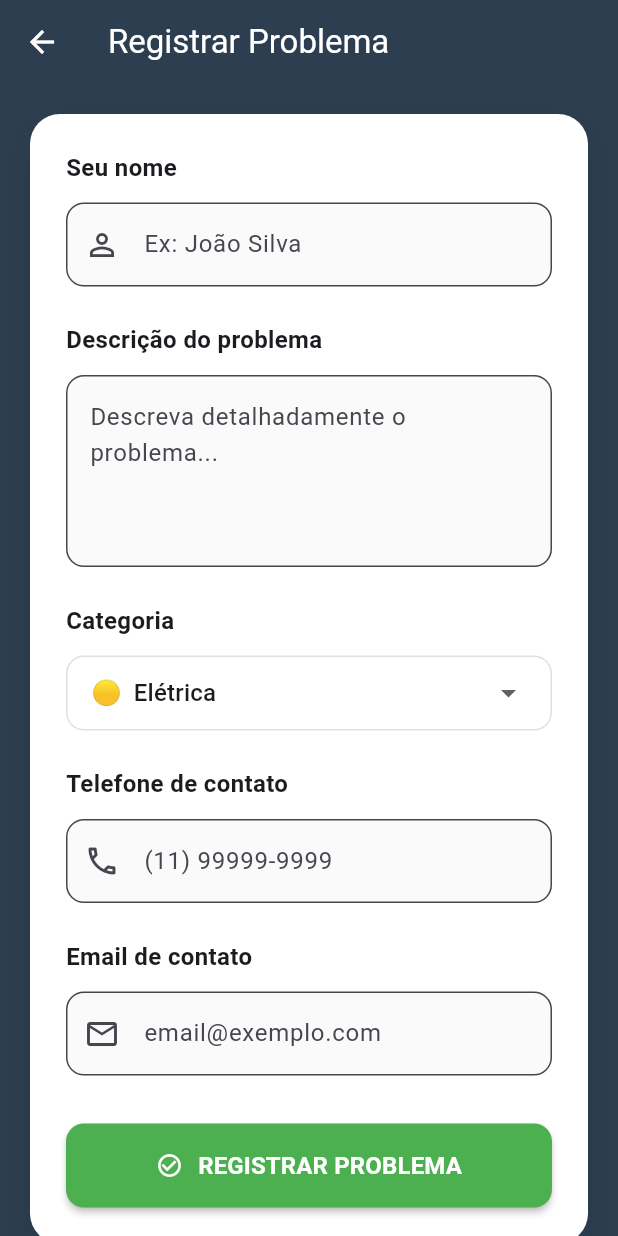
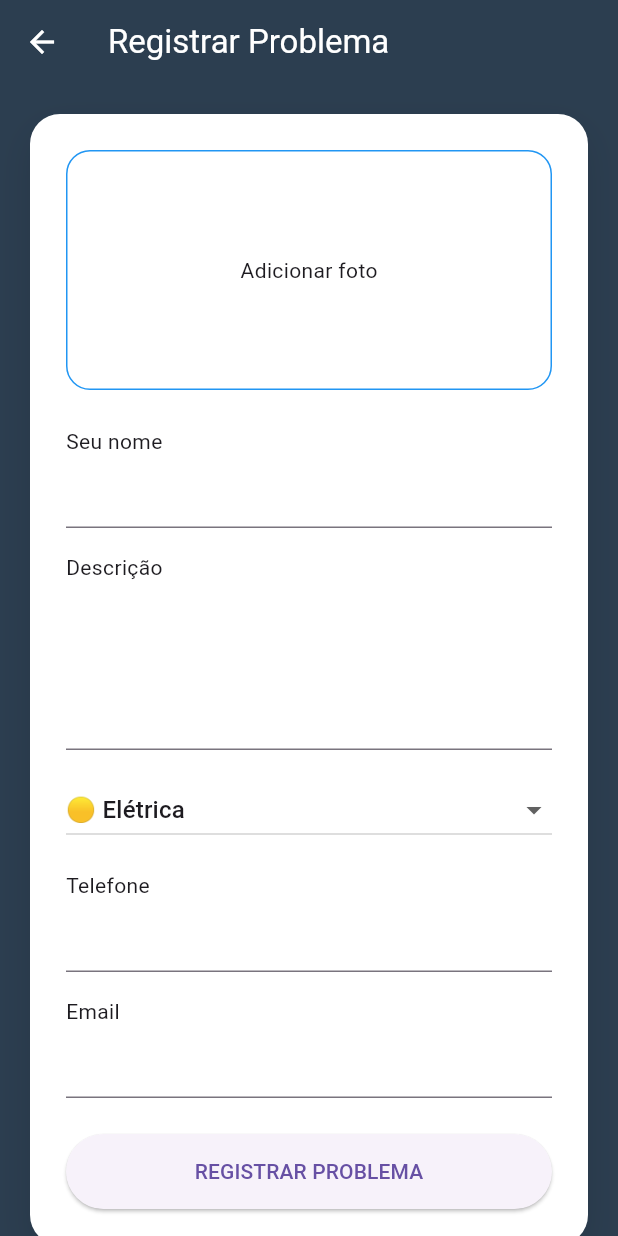
Before and after one commit to kauapcota-sketch/P.I_Work_Fast, a Flutter app: the RegistrarProblemaPage screen opened directly, on a phone screen of 412 x 824 dp. Run offline on Flutter 3.47's test engine with Material 3 defaults, Android fonts, the phone set to English and light mode, and no system bars; our stand-ins replace hive_flutter, image_picker; accounts and stored records are empty.

Commit message:
correção de pagina de registrar problema

```diff
--- a/workfast/lib/chamado_model.dart
+++ b/workfast/lib/chamado_model.dart
@@ -1,8 +1,8 @@
 enum CategoriaChamado {
-  geral,
-  informatica,
   eletrica,
   estrutural,
+  informatica,
+  geral,
 }
 
 class Chamado {
@@ -11,104 +11,26 @@ class Chamado {
   final String telefone;
   final String email;
   final CategoriaChamado categoria;
+  final String? imagemPath;
 
   Chamado({
     required this.nome,
     required this.descricao,
     required this.telefone,
     required this.email,
-    this.categoria = CategoriaChamado.geral,
+    required this.categoria,
+    this.imagemPath,
   });
 }
 
 class ChamadoService {
-  static List<Chamado> _todosChamados = [
-    Chamado(
-      nome: 'Paulo Henrique',
-      descricao: 'Meu computador desligou de repente e agora nao liga mais.',
-      telefone: '31 5983-1047',
-      email: 'paulo@gmail.com.br',
-      categoria: CategoriaChamado.informatica,
-    ),
-    Chamado(
-      nome: 'Lucas de Oliveira',
-      descricao: 'Preciso de um analista urgente.',
-      telefone: '31 6589-5632',
-      email: 'lucas@gmail.com.br',
-      categoria: CategoriaChamado.informatica,
-    ),
-    Chamado(
-      nome: 'Italo Freitas',
-      descricao: 'Preciso trocar a cor da minha casa.',
-      telefone: '31 7690-6743',
-      email: 'italo@gmail.com.br',
-      categoria: CategoriaChamado.estrutural,
-    ),
-    Chamado(
-      nome: 'Mariana Borges',
-      descricao: 'Preciso de um desenvolvedor para montar um site.',
-      telefone: '31 8701-7853',
-      email: 'mariana@gmail.com.br',
-      categoria: CategoriaChamado.informatica,
-    ),
-    Chamado(
-      nome: 'Rayanne Silva',
-      descricao: 'Meu micro-ondas quebrou.',
-      telefone: '31 9612-3370',
-      email: 'rayanne@gmail.com.br',
-      categoria: CategoriaChamado.eletrica,
-    ),
-    Chamado(
-      nome: 'Carlos Eduardo',
-      descricao: 'Instalação de nova fiação elétrica para um cômodo.',
-      telefone: '31 9876-5432',
-      email: 'carlos@gmail.com.br',
-      categoria: CategoriaChamado.eletrica,
-    ),
-    Chamado(
-      nome: 'Ana Paula',
-      descricao: 'Reparo de telhado e infiltrações.',
-      telefone: '31 1234-5678',
-      email: 'ana@gmail.com.br',
-      categoria: CategoriaChamado.estrutural,
-    ),
-    Chamado(
-      nome: 'Pedro Rocha',
-      descricao: 'Formatação de computador e instalação de software.',
-      telefone: '31 2345-6789',
-      email: 'pedro@gmail.com.br',
-      categoria: CategoriaChamado.informatica,
-    ),
-    Chamado(
-      nome: 'Julia Lima',
-      descricao: 'Revisão geral da parte elétrica da casa.',
-      telefone: '31 3456-7890',
-      email: 'julia@gmail.com.br',
-      categoria: CategoriaChamado.eletrica,
-    ),
-    Chamado(
-      nome: 'Rafaela Costa',
-      descricao: 'Construção de uma pequena parede divisória.',
-      telefone: '31 4567-8901',
-      email: 'rafaela@gmail.com.br',
-      categoria: CategoriaChamado.estrutural,
-    ),
-  ];
+  static final List<Chamado> _chamados = [];
 
-  // NOVO: método para adicionar chamados registrados pelo usuário
   static void adicionarChamado(Chamado chamado) {
-    _todosChamados.insert(0, chamado); // Insere no topo da lista
+    _chamados.add(chamado);
   }
 
-  static List<Chamado> getChamadosPorCategoria(CategoriaChamado categoria) {
-    if (categoria == CategoriaChamado.geral) {
-      return _todosChamados;
-    } else {
-      return _todosChamados
-          .where((chamado) => chamado.categoria == categoria)
-          .toList();
-    }
+  static List<Chamado> listarChamados() {
+    return _chamados;
   }
-
-  static List<Chamado> get todosChamados => _todosChamados;
 }
--- a/workfast/lib/registrar_problema_page.dart
+++ b/workfast/lib/registrar_problema_page.dart
@@ -1,19 +1,13 @@
+import 'dart:io';
 import 'package:flutter/material.dart';
+import 'package:image_picker/image_picker.dart';
 import 'package:workfast/chamado_model.dart';
-
-// REMOVIDO: 'dart:io', 'image_picker', 'url_launcher'
-// Motivo: o envio não deve abrir apps externos; deve registrar no ChamadoService
-
-// REMOVIDO: void main() e o wrapper MaterialApp
-// Motivo: wrapping com MaterialApp próprio quebrava a navegação (tela preta ao voltar),
-// porque o Navigator.pop perdia o contexto do app principal.
 
 class registraProblema extends StatelessWidget {
   const registraProblema({super.key});
 
   @override
   Widget build(BuildContext context) {
-    // Agora é apenas um Scaffold simples, sem MaterialApp
     return const RegistrarProblemaPage();
   }
 }
@@ -26,6 +20,7 @@ class RegistrarProblemaPage extends StatefulWidget {
 }
 
 class _RegistrarProblemaPageState extends State<RegistrarProblemaPage> {
+  File? imagemSelecionada;
   bool isLoading = false;
 
   final nomeController = TextEditingController();
@@ -34,6 +29,8 @@ class _RegistrarProblemaPageState extends State<RegistrarProblemaPage> {
   final emailController = TextEditingController();
 
   String categoriaEscolhida = 'Elétrica';
+
+  final picker = ImagePicker();
 
   final List<Map<String, dynamic>> categorias = [
     {'nome': 'Elétrica', 'emoji': '🟡', 'valor': CategoriaChamado.eletrica},
@@ -46,15 +43,21 @@ class _RegistrarProblemaPageState extends State<RegistrarProblemaPage> {
     {'nome': 'Geral', 'emoji': '❓', 'valor': CategoriaChamado.geral},
   ];
 
-  void mostrarSnack(String texto, {bool erro = false}) {
-    ScaffoldMessenger.of(context).showSnackBar(
-      SnackBar(
-        content: Text(texto),
-        backgroundColor: erro ? Colors.red[400] : Colors.green[400],
-        behavior: SnackBarBehavior.floating,
-        shape: RoundedRectangleBorder(borderRadius: BorderRadius.circular(8)),
-      ),
-    );
+  Future<void> selecionarImagem(ImageSource source) async {
+    try {
+      final XFile? imagem = await picker.pickImage(
+        source: source,
+        imageQuality: 80,
+      );
+
+      if (imagem != null && mounted) {
+        setState(() {
+          imagemSelecionada = File(imagem.path);
+        });
+      }
+    } catch (e) {
+      mostrarSnack('Erro ao selecionar imagem', erro: true);
+    }
   }
 
   void enviar() {
@@ -72,36 +75,48 @@ class _RegistrarProblemaPageState extends State<RegistrarProblemaPage> {
       return;
     }
     if (telefone.isEmpty) {
-      mostrarSnack('Informe um telefone de contato.', erro: true);
+      mostrarSnack('Informe um telefone.', erro: true);
       return;
     }
     if (email.isEmpty) {
-      mostrarSnack('Informe um email de contato.', erro: true);
+      mostrarSnack('Informe um email.', erro: true);
       return;
     }
 
-    // Encontra o enum da categoria selecionada
     final categoriaSelecionada = categorias.firstWhere(
       (c) => c['nome'] == categoriaEscolhida,
     )['valor'] as CategoriaChamado;
 
-    // Registra o chamado diretamente no ChamadoService
     final novoChamado = Chamado(
       nome: nome,
       descricao: descricao,
       telefone: telefone,
       email: email,
       categoria: categoriaSelecionada,
+      // Se seu model aceitar imagem, adiciona aqui:
+      // imagemPath: imagemSelecionada?.path,
     );
 
     ChamadoService.adicionarChamado(novoChamado);
 
     mostrarSnack('Problema registrado com sucesso!');
 
-    // Volta para a tela anterior e avisa que houve novo chamado
     Future.delayed(const Duration(milliseconds: 800), () {
       if (mounted) Navigator.pop(context, true);
     });
+  }
+
+  void mostrarSnack(String texto, {bool erro = false}) {
+    ScaffoldMessenger.of(context).showSnackBar(
+      SnackBar(
+        content: Text(texto),
+        backgroundColor: erro ? Colors.red[400] : Colors.green[400],
+        behavior: SnackBarBehavior.floating,
+        shape: RoundedRectangleBorder(
+          borderRadius: BorderRadius.circular(8),
+        ),
+      ),
+    );
   }
 
   @override
@@ -145,165 +160,97 @@ class _RegistrarProblemaPageState extends State<RegistrarProblemaPage> {
           child: Column(
             crossAxisAlignment: CrossAxisAlignment.start,
             children: [
-              // Nome
-              const Text(
-                'Seu nome',
-                style: TextStyle(fontSize: 16, fontWeight: FontWeight.w600),
-              ),
-              const SizedBox(height: 12),
-              TextField(
-                controller: nomeController,
-                textCapitalization: TextCapitalization.words,
-                decoration: InputDecoration(
-                  hintText: 'Ex: João Silva',
-                  prefixIcon: const Icon(Icons.person_outline),
-                  border: OutlineInputBorder(
-                    borderRadius: BorderRadius.circular(12),
+              // IMAGEM
+              GestureDetector(
+                onTap: () => showModalBottomSheet(
+                  context: context,
+                  builder: (_) => Wrap(
+                    children: [
+                      ListTile(
+                        leading: const Icon(Icons.camera_alt),
+                        title: const Text('Tirar foto'),
+                        onTap: () {
+                          Navigator.pop(context);
+                          selecionarImagem(ImageSource.camera);
+                        },
+                      ),
+                      ListTile(
+                        leading: const Icon(Icons.photo),
+                        title: const Text('Galeria'),
+                        onTap: () {
+                          Navigator.pop(context);
+                          selecionarImagem(ImageSource.gallery);
+                        },
+                      ),
+                    ],
                   ),
-                  filled: true,
-                  fillColor: Colors.grey[50],
+                ),
+                child: Container(
+                  height: 160,
+                  width: double.infinity,
+                  decoration: BoxDecoration(
+                    borderRadius: BorderRadius.circular(16),
+                    border: Border.all(color: Colors.blue),
+                  ),
+                  child: imagemSelecionada == null
+                      ? const Center(child: Text('Adicionar foto'))
+                      : Image.file(imagemSelecionada!, fit: BoxFit.cover),
                 ),
               ),
+
               const SizedBox(height: 24),
 
-              // Descrição
-              const Text(
-                'Descrição do problema',
-                style: TextStyle(fontSize: 16, fontWeight: FontWeight.w600),
-              ),
-              const SizedBox(height: 12),
+              // NOME
+              const Text('Seu nome'),
+              TextField(controller: nomeController),
+
+              const SizedBox(height: 16),
+
+              // DESCRIÇÃO
+              const Text('Descrição'),
               TextField(
                 controller: descricaoController,
                 maxLines: 4,
-                textCapitalization: TextCapitalization.sentences,
-                decoration: InputDecoration(
-                  hintText: 'Descreva detalhadamente o problema...',
-                  border: OutlineInputBorder(
-                    borderRadius: BorderRadius.circular(12),
-                  ),
-                  filled: true,
-                  fillColor: Colors.grey[50],
-                ),
               ),
+
+              const SizedBox(height: 16),
+
+              // CATEGORIA
+              DropdownButton<String>(
+                value: categoriaEscolhida,
+                isExpanded: true,
+                items: categorias.map((c) {
+                  return DropdownMenuItem(
+                    value: c['nome'] as String,
+                    child: Text('${c['emoji']} ${c['nome']}'),
+                  );
+                }).toList(),
+                onChanged: (v) {
+                  if (v != null) setState(() => categoriaEscolhida = v);
+                },
+              ),
+
+              const SizedBox(height: 16),
+
+              // TELEFONE
+              const Text('Telefone'),
+              TextField(controller: telefoneController),
+
+              const SizedBox(height: 16),
+
+              // EMAIL
+              const Text('Email'),
+              TextField(controller: emailController),
+
               const SizedBox(height: 24),
 
-              // Categoria
-              const Text(
-                'Categoria',
-                style: TextStyle(fontSize: 16, fontWeight: FontWeight.w600),
-              ),
-              const SizedBox(height: 12),
-              Container(
-                padding: const EdgeInsets.symmetric(horizontal: 16),
-                decoration: BoxDecoration(
-                  border: Border.all(color: Colors.grey[300]!),
-                  borderRadius: BorderRadius.circular(12),
-                ),
-                child: DropdownButtonHideUnderline(
-                  child: DropdownButton<String>(
-                    isExpanded: true,
-                    value: categoriaEscolhida,
-                    items: categorias.map((categoria) {
-                      return DropdownMenuItem<String>(
-                        value: categoria['nome'] as String,
-                        child: Row(
-                          children: [
-                            Text(categoria['emoji'] as String),
-                            const SizedBox(width: 8),
-                            Text(categoria['nome'] as String),
-                          ],
-                        ),
-                      );
-                    }).toList(),
-                    onChanged: (value) {
-                      if (value != null) {
-                        setState(() => categoriaEscolhida = value);
-                      }
-                    },
-                  ),
-                ),
-              ),
-              const SizedBox(height: 24),
-
-              // Telefone
-              const Text(
-                'Telefone de contato',
-                style: TextStyle(fontSize: 16, fontWeight: FontWeight.w600),
-              ),
-              const SizedBox(height: 12),
-              TextField(
-                controller: telefoneController,
-                keyboardType: TextInputType.phone,
-                decoration: InputDecoration(
-                  hintText: '(11) 99999-9999',
-                  prefixIcon: const Icon(Icons.phone_outlined),
-                  border: OutlineInputBorder(
-                    borderRadius: BorderRadius.circular(12),
-                  ),
-                  filled: true,
-                  fillColor: Colors.grey[50],
-                ),
-              ),
-              const SizedBox(height: 24),
-
-              // Email
-              const Text(
-                'Email de contato',
-                style: TextStyle(fontSize: 16, fontWeight: FontWeight.w600),
-              ),
-              const SizedBox(height: 12),
-              TextField(
-                controller: emailController,
-                keyboardType: TextInputType.emailAddress,
-                decoration: InputDecoration(
-                  hintText: 'email@exemplo.com',
-                  prefixIcon: const Icon(Icons.email_outlined),
-                  border: OutlineInputBorder(
-                    borderRadius: BorderRadius.circular(12),
-                  ),
-                  filled: true,
-                  fillColor: Colors.grey[50],
-                ),
-              ),
-              const SizedBox(height: 32),
-
-              // Botão enviar
+              // BOTÃO
               SizedBox(
                 width: double.infinity,
-                height: 56,
+                height: 50,
                 child: ElevatedButton(
                   onPressed: isLoading ? null : enviar,
-                  style: ElevatedButton.styleFrom(
-                    backgroundColor: const Color(0xFF4CAF50),
-                    foregroundColor: Colors.white,
-                    shape: RoundedRectangleBorder(
-                      borderRadius: BorderRadius.circular(12),
-                    ),
-                    elevation: 2,
-                  ),
-                  child: isLoading
-                      ? const SizedBox(
-                          height: 24,
-                          width: 24,
-                          child: CircularProgressIndicator(
-                            color: Colors.white,
-                            strokeWidth: 2,
-                          ),
-                        )
-                      : const Row(
-                          mainAxisAlignment: MainAxisAlignment.center,
-                          children: [
-                            Icon(Icons.check_circle_outline),
-                            SizedBox(width: 10),
-                            Text(
-                              'REGISTRAR PROBLEMA',
-                              style: TextStyle(
-                                fontSize: 16,
-                                fontWeight: FontWeight.bold,
-                              ),
-                            ),
-                          ],
-                        ),
+                  child: const Text('REGISTRAR PROBLEMA'),
                 ),
               ),
             ],
```
